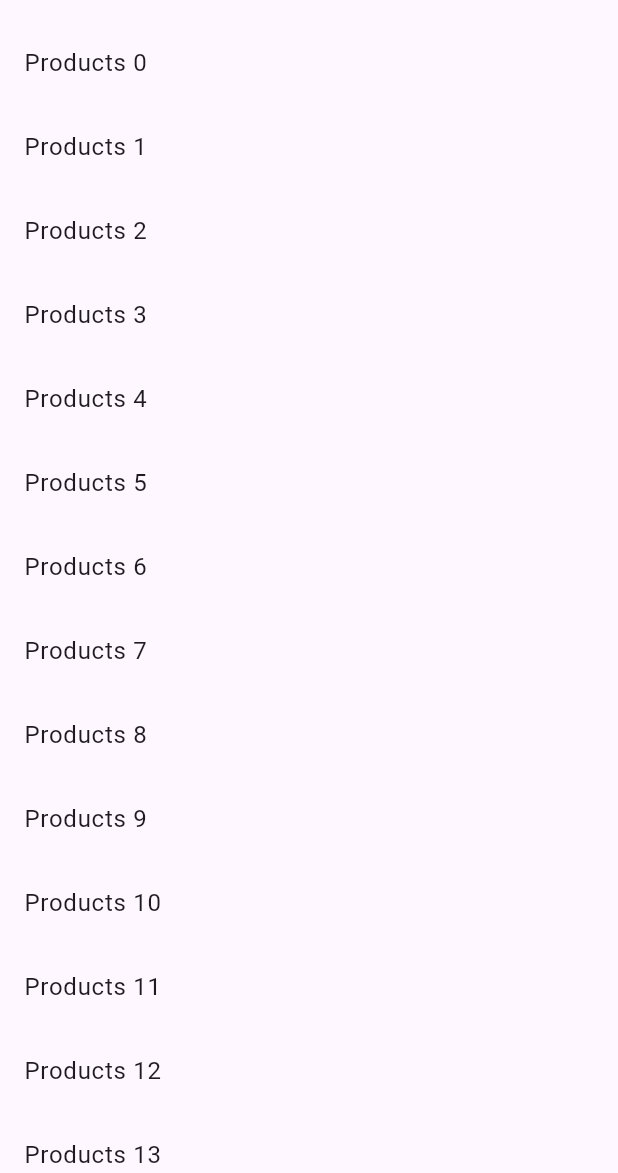
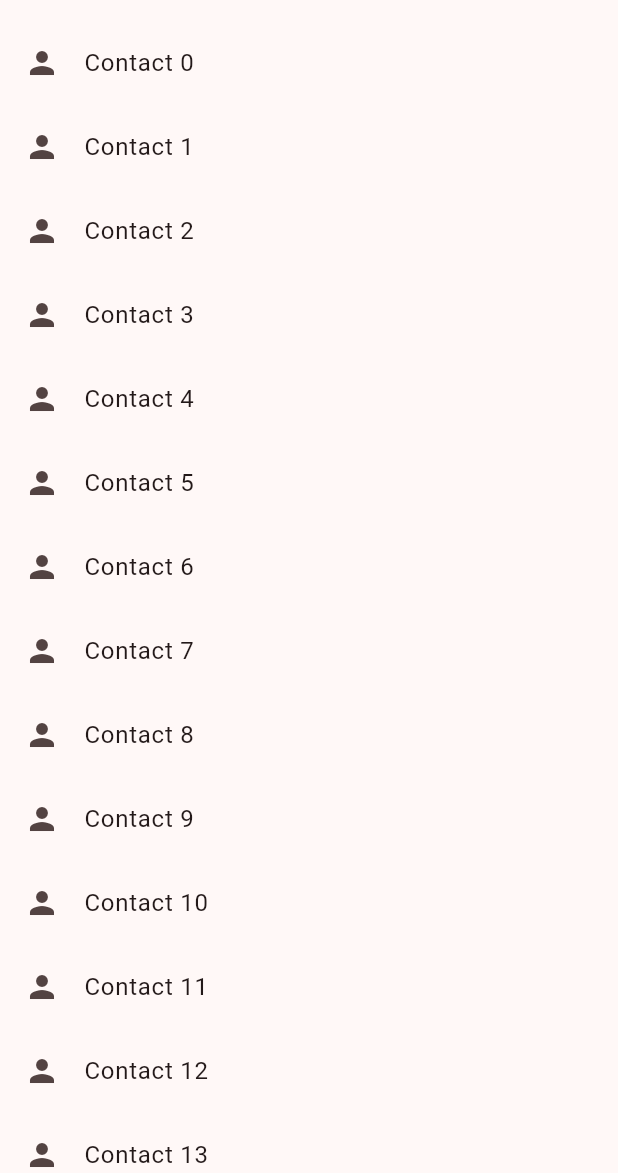
Before and after one commit to NoorMohammedAnik/flutter_long_list, a Flutter app: the screen it shows after launch, on a phone screen of 412 x 824 dp, the part 63-1236 px from its top. Run offline on Flutter 3.47's test engine with Material 3 defaults, Android fonts, the phone set to English and light mode, and no system bars; our stand-ins replace fluttertoast.

Commit message:
-added update

```diff
--- a/lib/home_page.dart
+++ b/lib/home_page.dart
@@ -11,8 +11,9 @@ class HomePage extends StatefulWidget {
 }
 
 class _HomePageState extends State<HomePage> {
-  final products = List<String>.generate(1000, (int index) => "Products $index",
-      growable: true);
+
+  //generate a list
+  final products = List<String>.generate(100, (int index) => "Contact $index");
 
   @override
   Widget build(BuildContext context) {
@@ -24,9 +25,10 @@ class _HomePageState extends State<HomePage> {
         itemCount: products.length,
         itemBuilder: (context, index) {
           return ListTile(
-            title: Text('${products[index]}'),
+            leading: Icon(Icons.person),
+            title: Text(products[index]),
             onTap: () {
-              Fluttertoast.showToast(msg: "Products " + products[index]);
+              Fluttertoast.showToast(msg: "Hey " + products[index]);
             },
           );
         },
--- a/lib/main.dart
+++ b/lib/main.dart
@@ -14,22 +14,8 @@ class MyApp extends StatelessWidget {
     return MaterialApp(
       title: 'Long List',
       theme: ThemeData(
-        // This is the theme of your application.
-        //
-        // TRY THIS: Try running your application with "flutter run". You'll see
-        // the application has a purple toolbar. Then, without quitting the app,
-        // try changing the seedColor in the colorScheme below to Colors.green
-        // and then invoke "hot reload" (save your changes or press the "hot
-        // reload" button in a Flutter-supported IDE, or press "r" if you used
-        // the command line to start the app).
-        //
-        // Notice that the counter didn't reset back to zero; the application
-        // state is not lost during the reload. To reset the state, use hot
-        // restart instead.
-        //
-        // This works for code too, not just values: Most code changes can be
-        // tested with just a hot reload.
-        colorScheme: ColorScheme.fromSeed(seedColor: Colors.deepPurple),
+
+        colorScheme: ColorScheme.fromSeed(seedColor: Colors.redAccent),
         useMaterial3: true,
       ),
       home: const HomePage(),
```
